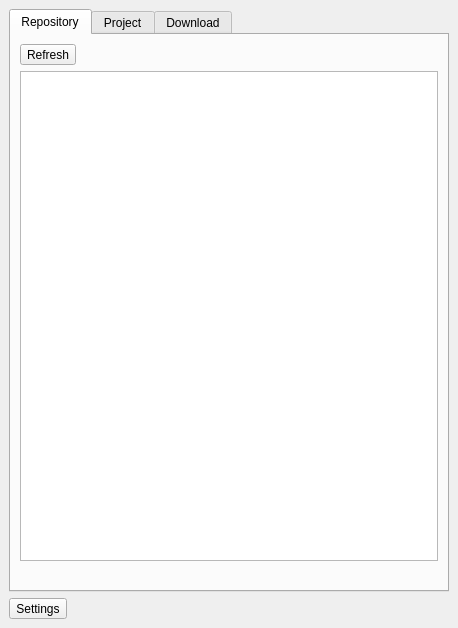
Riverscapes/RiverscapesToolbar, file dockwidget.ui: the form before one commit.
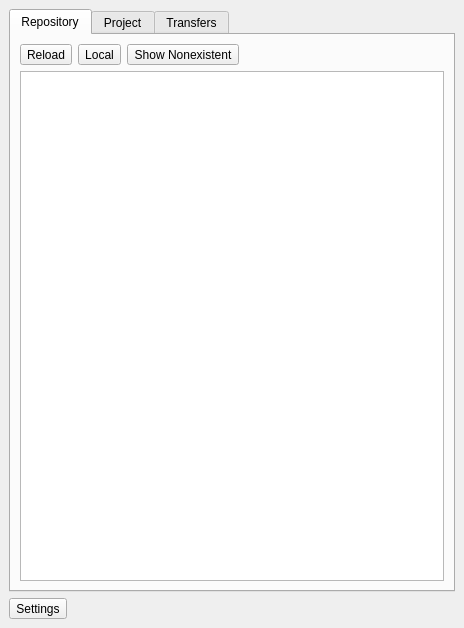
The form after the commit. The open tabs and pages were chosen to show the change.

Commit message: adding localonly mode and show nonexistent mode

The edit to the form file:
```diff
--- a/dockwidget.ui
+++ b/dockwidget.ui
@@ -6,13 +6,13 @@
    <rect>
     <x>0</x>
     <y>0</y>
-    <width>458</width>
+    <width>464</width>
     <height>628</height>
    </rect>
   </property>
   <property name="minimumSize">
    <size>
-    <width>336</width>
+    <width>464</width>
     <height>628</height>
    </size>
   </property>
@@ -36,7 +36,30 @@
           <item>
            <widget class="QToolButton" name="btnRefresh">
             <property name="text">
-             <string>Refresh</string>
+             <string>Reload</string>
+            </property>
+           </widget>
+          </item>
+          <item>
+           <widget class="QToolButton" name="btnLocalOnly">
+            <property name="text">
+             <string>Local</string>
+            </property>
+            <property name="checkable">
+             <bool>true</bool>
+            </property>
+            <property name="checked">
+             <bool>false</bool>
+            </property>
+           </widget>
+          </item>
+          <item>
+           <widget class="QToolButton" name="btnShowNon">
+            <property name="text">
+             <string>Show Nonexistent</string>
+            </property>
+            <property name="checkable">
+             <bool>true</bool>
             </property>
            </widget>
           </item>
@@ -79,13 +102,6 @@
           </column>
          </widget>
         </item>
-        <item>
-         <widget class="QLabel" name="lblRepoTabStatus">
-          <property name="text">
-           <string/>
-          </property>
-         </widget>
-        </item>
        </layout>
       </widget>
       <widget class="QWidget" name="tabProject">
@@ -152,7 +168,7 @@
       </widget>
       <widget class="QWidget" name="tab">
        <attribute name="title">
-        <string>Download</string>
+        <string>Transfers</string>
        </attribute>
        <layout class="QVBoxLayout" name="verticalLayout_4">
         <item>
```
Left out of the diff: 36 changed lines with no effect on the pictures. The commit also changes 6 other files.
